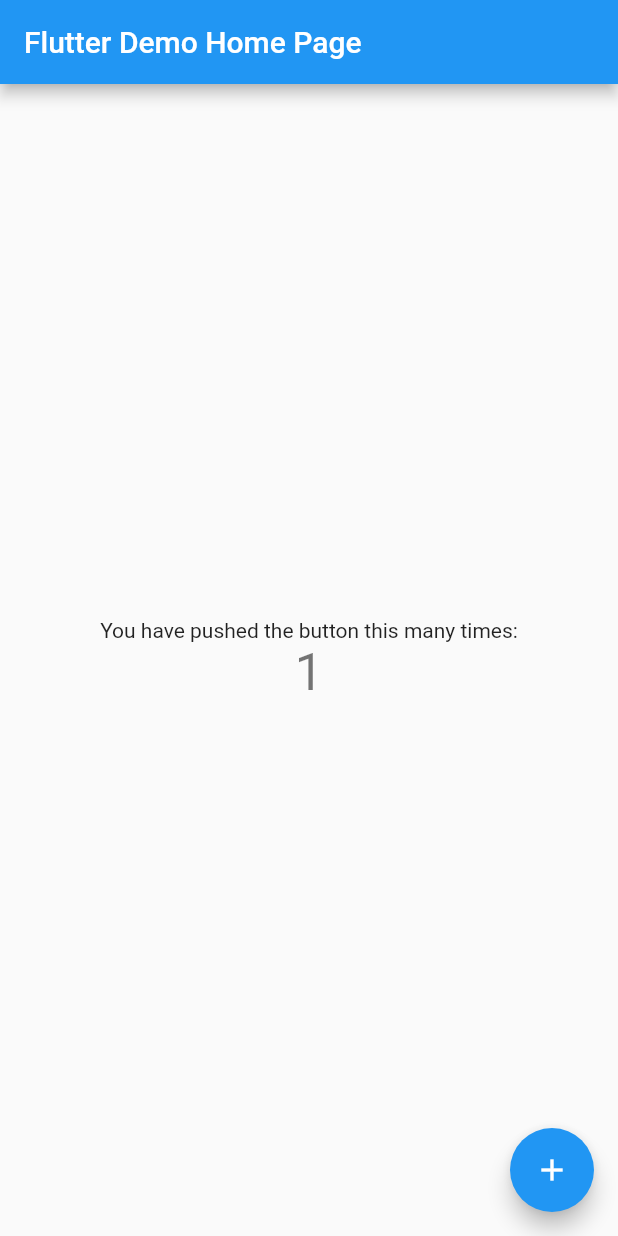
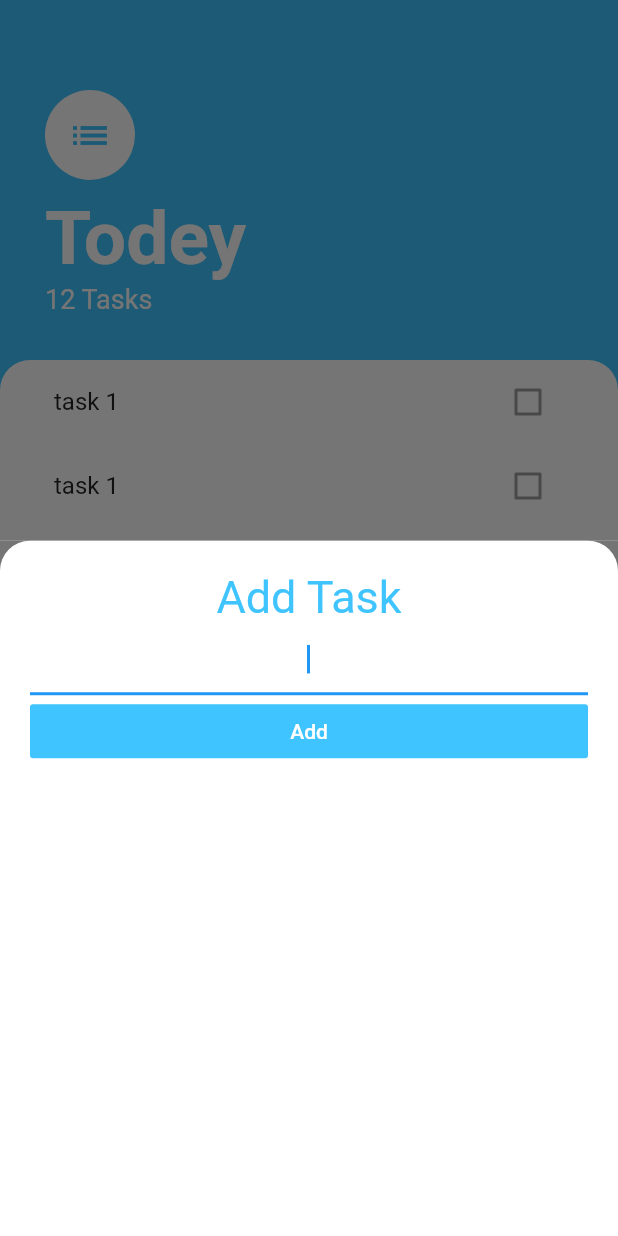
Before and after one commit to mayowa-ola/todo-mobile-app, a Flutter app: the screen it shows after launch, after a tap on the "add" icon, on a phone screen of 412 x 824 dp. Run offline on Flutter 3.47's test engine with Material 2 defaults, Android fonts, the phone set to English and light mode, and no system bars.

Commit message:
user interface for todey done

```diff
--- a/lib/main.dart
+++ b/lib/main.dart
@@ -1,111 +1,13 @@
 import 'package:flutter/material.dart';
+import 'package:todey/screens/tasks_screen.dart';
 
 void main() => runApp(MyApp());
 
 class MyApp extends StatelessWidget {
-  // This widget is the root of your application.
   @override
   Widget build(BuildContext context) {
     return MaterialApp(
-      title: 'Flutter Demo',
-      theme: ThemeData(
-        // This is the theme of your application.
-        //
-        // Try running your application with "flutter run". You'll see the
-        // application has a blue toolbar. Then, without quitting the app, try
-        // changing the primarySwatch below to Colors.green and then invoke
-        // "hot reload" (press "r" in the console where you ran "flutter run",
-        // or simply save your changes to "hot reload" in a Flutter IDE).
-        // Notice that the counter didn't reset back to zero; the application
-        // is not restarted.
-        primarySwatch: Colors.blue,
-      ),
-      home: MyHomePage(title: 'Flutter Demo Home Page'),
+      home: TasksScreen(),
     );
   }
 }
-
-class MyHomePage extends StatefulWidget {
-  MyHomePage({Key key, this.title}) : super(key: key);
-
-  // This widget is the home page of your application. It is stateful, meaning
-  // that it has a State object (defined below) that contains fields that affect
-  // how it looks.
-
-  // This class is the configuration for the state. It holds the values (in this
-  // case the title) provided by the parent (in this case the App widget) and
-  // used by the build method of the State. Fields in a Widget subclass are
-  // always marked "final".
-
-  final String title;
-
-  @override
-  _MyHomePageState createState() => _MyHomePageState();
-}
-
-class _MyHomePageState extends State<MyHomePage> {
-  int _counter = 0;
-
-  void _incrementCounter() {
-    setState(() {
-      // This call to setState tells the Flutter framework that something has
-      // changed in this State, which causes it to rerun the build method below
-      // so that the display can reflect the updated values. If we changed
-      // _counter without calling setState(), then the build method would not be
-      // called again, and so nothing would appear to happen.
-      _counter++;
-    });
-  }
-
-  @override
-  Widget build(BuildContext context) {
-    // This method is rerun every time setState is called, for instance as done
-    // by the _incrementCounter method above.
-    //
-    // The Flutter framework has been optimized to make rerunning build methods
-    // fast, so that you can just rebuild anything that needs updating rather
-    // than having to individually change instances of widgets.
-    return Scaffold(
-      appBar: AppBar(
-        // Here we take the value from the MyHomePage object that was created by
-        // the App.build method, and use it to set our appbar title.
-        title: Text(widget.title),
-      ),
-      body: Center(
-        // Center is a layout widget. It takes a single child and positions it
-        // in the middle of the parent.
-        child: Column(
-          // Column is also a layout widget. It takes a list of children and
-          // arranges them vertically. By default, it sizes itself to fit its
-          // children horizontally, and tries to be as tall as its parent.
-          //
-          // Invoke "debug painting" (press "p" in the console, choose the
-          // "Toggle Debug Paint" action from the Flutter Inspector in Android
-          // Studio, or the "Toggle Debug Paint" command in Visual Studio Code)
-          // to see the wireframe for each widget.
-          //
-          // Column has various properties to control how it sizes itself and
-          // how it positions its children. Here we use mainAxisAlignment to
-          // center the children vertically; the main axis here is the vertical
-          // axis because Columns are vertical (the cross axis would be
-          // horizontal).
-          mainAxisAlignment: MainAxisAlignment.center,
-          children: <Widget>[
-            Text(
-              'You have pushed the button this many times:',
-            ),
-            Text(
-              '$_counter',
-              style: Theme.of(context).textTheme.display1,
-            ),
-          ],
-        ),
-      ),
-      floatingActionButton: FloatingActionButton(
-        onPressed: _incrementCounter,
-        tooltip: 'Increment',
-        child: Icon(Icons.add),
-      ), // This trailing comma makes auto-formatting nicer for build methods.
-    );
-  }
-}
--- /dev/null
+++ b/lib/screens/add_task_screen.dart
@@ -0,0 +1,45 @@
+import 'package:flutter/cupertino.dart';
+import 'package:flutter/material.dart';
+
+class AddTaskScreen extends StatelessWidget {
+  @override
+  Widget build(BuildContext context) {
+    return Container(
+      color: Color(0xFF757575),
+      child: Container(
+        padding: EdgeInsets.all(20.0),
+        child: Column(
+          crossAxisAlignment: CrossAxisAlignment.stretch,
+          children: <Widget>[
+            Text(
+              'Add Task',
+              textAlign: TextAlign.center,
+              style: TextStyle(fontSize: 30.0, color: Colors.lightBlueAccent),
+            ),
+            TextField(
+              autofocus: true,
+              textAlign: TextAlign.center,
+            ),
+            FlatButton(
+              child: Text(
+                'Add',
+                style: TextStyle(color: Colors.white),
+              ),
+              color: Colors.lightBlueAccent,
+              onPressed: () {
+                //Add task to list
+              },
+            )
+          ],
+        ),
+        decoration: BoxDecoration(
+          color: Colors.white,
+          borderRadius: BorderRadius.only(
+            topLeft: Radius.circular(20.0),
+            topRight: Radius.circular(20.0),
+          ),
+        ),
+      ),
+    );
+  }
+}
--- /dev/null
+++ b/lib/screens/tasks_screen.dart
@@ -0,0 +1,70 @@
+import 'package:flutter/cupertino.dart';
+import 'package:flutter/material.dart';
+import 'package:todey/widget/tasks_list.dart';
+import 'package:todey/screens/add_task_screen.dart';
+
+class TasksScreen extends StatelessWidget {
+  @override
+  Widget build(BuildContext context) {
+    return Scaffold(
+      floatingActionButton: FloatingActionButton(
+          onPressed: () {
+            showModalBottomSheet(
+                context: context, builder: (context) => AddTaskScreen());
+          },
+          backgroundColor: Colors.lightBlueAccent,
+          child: Icon(Icons.add)),
+      backgroundColor: Colors.lightBlueAccent,
+      body: Column(
+        crossAxisAlignment: CrossAxisAlignment.start,
+        children: <Widget>[
+          Container(
+            child: Padding(
+              padding: const EdgeInsets.only(
+                  top: 60.0, left: 30.0, right: 30.0, bottom: 30.0),
+              child: Column(
+                crossAxisAlignment: CrossAxisAlignment.start,
+                children: <Widget>[
+                  CircleAvatar(
+                    child: Icon(
+                      Icons.list,
+                      size: 30.0,
+                      color: Colors.lightBlueAccent,
+                    ),
+                    backgroundColor: Colors.white,
+                    radius: 30.0,
+                  ),
+                  SizedBox(
+                    height: 10.0,
+                  ),
+                  Text(
+                    'Todey',
+                    style: TextStyle(
+                        color: Colors.white,
+                        fontSize: 50.0,
+                        fontWeight: FontWeight.w700),
+                  ),
+                  Text('12 Tasks',
+                      style: TextStyle(
+                        color: Colors.white,
+                        fontSize: 18,
+                      )),
+                ],
+              ),
+            ),
+          ),
+          Expanded(
+            child: Container(
+                padding: EdgeInsets.symmetric(horizontal: 20.0),
+                child: TasksList(),
+                decoration: BoxDecoration(
+                    color: Colors.white,
+                    borderRadius: BorderRadius.only(
+                        topLeft: Radius.circular(20.0),
+                        topRight: Radius.circular(20.0)))),
+          )
+        ],
+      ),
+    );
+  }
+}
--- /dev/null
+++ b/lib/widget/tasks_list.dart
@@ -0,0 +1,15 @@
+import 'package:flutter/material.dart';
+import 'package:todey/widget/tasks_tile.dart';
+
+class TasksList extends StatelessWidget {
+  @override
+  Widget build(BuildContext context) {
+    return ListView(
+      children: <Widget>[
+        TasksTile(),
+        TasksTile(),
+        TasksTile(),
+      ],
+    );
+  }
+}
--- /dev/null
+++ b/lib/widget/tasks_tile.dart
@@ -0,0 +1,11 @@
+import 'package:flutter/material.dart';
+
+class TasksTile extends StatelessWidget {
+  @override
+  Widget build(BuildContext context) {
+    return ListTile(
+      title: Text('task 1'),
+      trailing: Checkbox(value: false, onChanged: null),
+    );
+  }
+}
```
